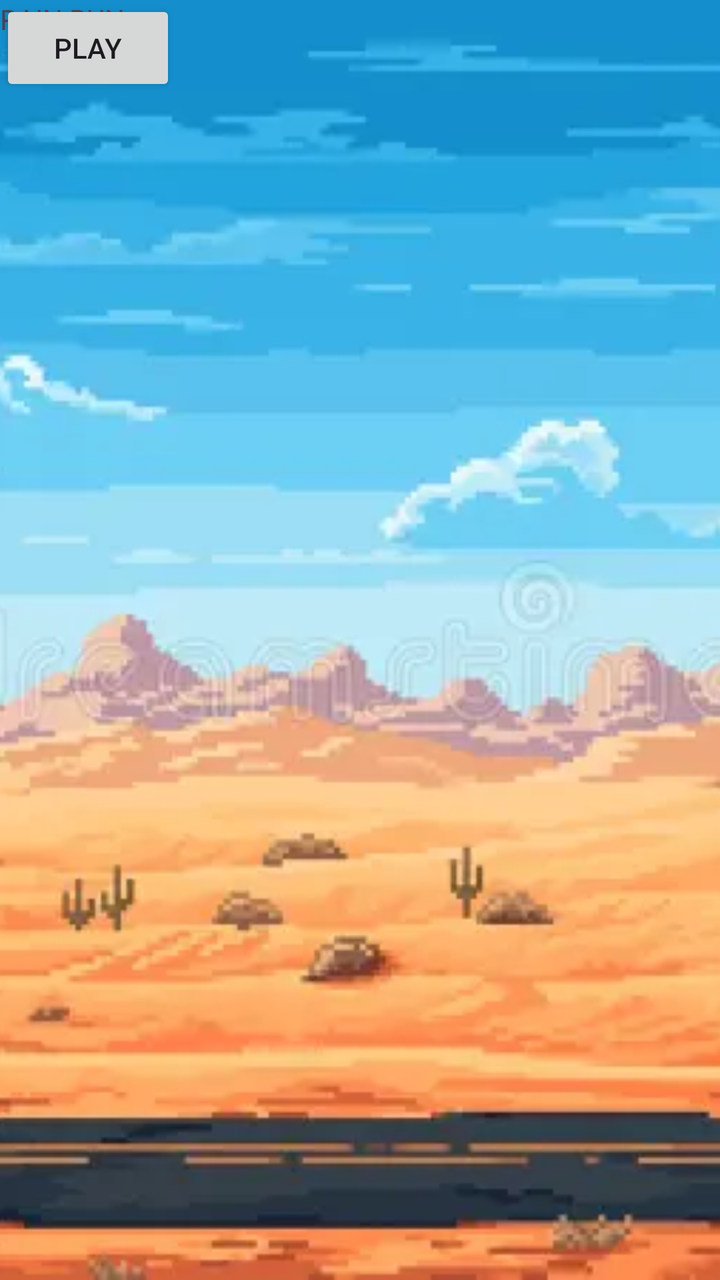
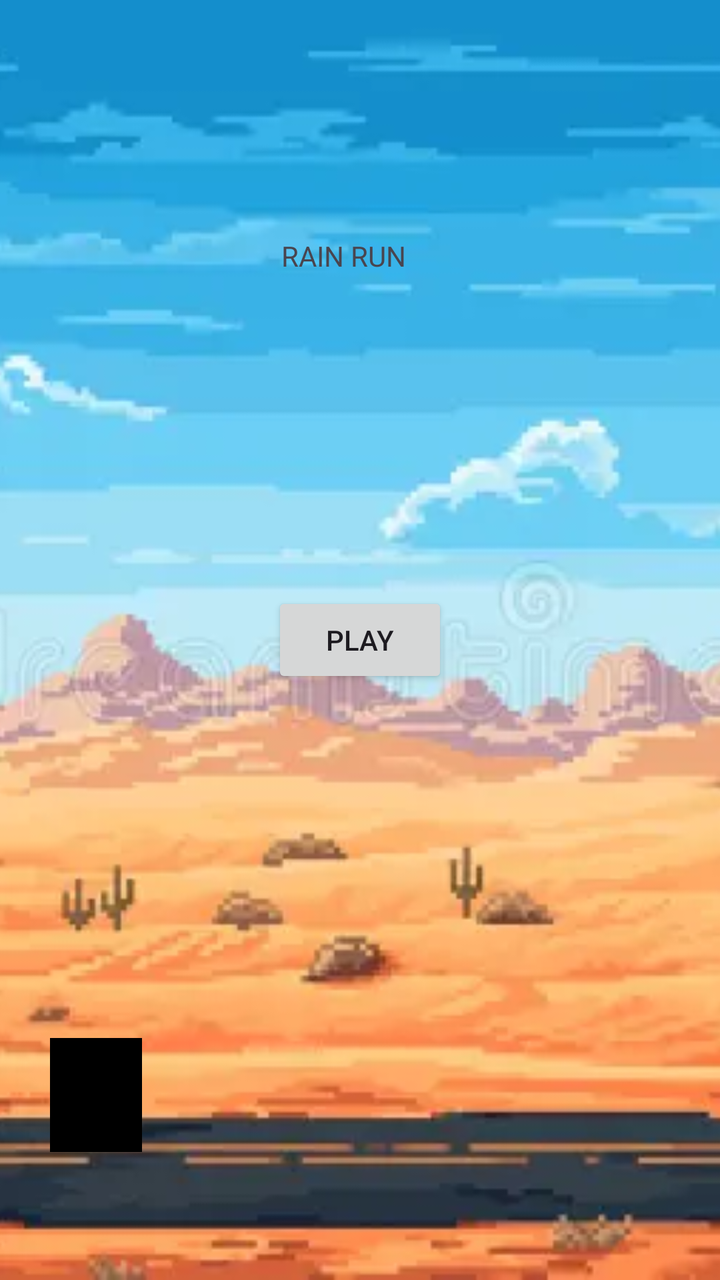

Before-and-after screenshots of an Android layout around one commit, followed by the original layout XML and the change that was made.
<!-- AndroidManifest.xml: application theme Theme.RainRun -->
<!-- res/layout/activity_main.xml -->
<?xml version="1.0" encoding="utf-8"?>
<androidx.constraintlayout.widget.ConstraintLayout xmlns:android="http://schemas.android.com/apk/res/android"
    xmlns:app="http://schemas.android.com/apk/res-auto"
    xmlns:tools="http://schemas.android.com/tools"
    android:id="@+id/main"
    android:layout_width="match_parent"
    android:layout_height="match_parent"
    tools:context=".MainActivity">

    <ImageView
        android:id="@+id/imageView"
        android:layout_width="match_parent"
        android:layout_height="match_parent"
        app:srcCompat="@drawable/desrt"
        app:layout_constraintTop_toTopOf="parent"
        app:layout_constraintBottom_toBottomOf="parent"
        app:layout_constraintStart_toStartOf="parent"
        app:layout_constraintEnd_toEndOf="parent"
        android:scaleType="centerCrop"/>

    <Button
        android:id="@+id/button2"
        android:layout_width="wrap_content"
        android:layout_height="wrap_content"
        android:text="Play"
        tools:layout_editor_absoluteX="321dp"
        tools:layout_editor_absoluteY="222dp" />

    <TextView
        android:id="@+id/textView"
        android:layout_width="419dp"
        android:layout_height="78dp"
        android:text="RAIN RUN"
        tools:layout_editor_absoluteX="127dp"
        tools:layout_editor_absoluteY="57dp" />
</androidx.constraintlayout.widget.ConstraintLayout>
<!-- resources referenced by this layout -->
<resources>
  <!-- drawable desrt: jpg bitmap (drawable, 326881 bytes) -->
  <style name="Theme.RainRun" parent="Base.Theme.RainRun" />
  <style name="Base.Theme.RainRun" parent="Theme.Material3.DayNight.NoActionBar">
          
          
      </style>
</resources>

<!-- the commit's change to res/layout/activity_main.xml (unified diff, before → after) -->
@@ -11,26 +11,50 @@
         android:id="@+id/imageView"
         android:layout_width="match_parent"
         android:layout_height="match_parent"
-        app:srcCompat="@drawable/desrt"
+        android:scaleType="centerCrop"
+        app:layout_constraintBottom_toBottomOf="parent"
+        app:layout_constraintEnd_toEndOf="parent"
+        app:layout_constraintHorizontal_bias="0.0"
+        app:layout_constraintStart_toStartOf="parent"
         app:layout_constraintTop_toTopOf="parent"
-        app:layout_constraintBottom_toBottomOf="parent"
-        app:layout_constraintStart_toStartOf="parent"
-        app:layout_constraintEnd_toEndOf="parent"
-        android:scaleType="centerCrop"/>
+        app:layout_constraintVertical_bias="0.0"
+        app:srcCompat="@drawable/desrt" />
 
     <Button
         android:id="@+id/button2"
         android:layout_width="wrap_content"
         android:layout_height="wrap_content"
         android:text="Play"
-        tools:layout_editor_absoluteX="321dp"
-        tools:layout_editor_absoluteY="222dp" />
+        app:layout_constraintBottom_toBottomOf="parent"
+        app:layout_constraintEnd_toEndOf="parent"
+        app:layout_constraintStart_toStartOf="parent"
+        app:layout_constraintTop_toTopOf="parent" />
 
     <TextView
         android:id="@+id/textView"
-        android:layout_width="419dp"
-        android:layout_height="78dp"
+        android:layout_width="78dp"
+        android:layout_height="20dp"
         android:text="RAIN RUN"
-        tools:layout_editor_absoluteX="127dp"
-        tools:layout_editor_absoluteY="57dp" />
+        app:layout_constraintBottom_toBottomOf="parent"
+        app:layout_constraintEnd_toEndOf="parent"
+        app:layout_constraintHorizontal_bias="0.499"
+        app:layout_constraintStart_toStartOf="parent"
+        app:layout_constraintTop_toTopOf="parent"
+        app:layout_constraintVertical_bias="0.191" />
+
+    <View
+        android:id="@+id/view"
+        android:layout_width="46dp"
+        android:layout_height="57dp"
+        android:layout_marginStart="25dp"
+        android:background="@color/black"
+        app:layout_constraintStart_toStartOf="parent"
+        app:layout_constraintBottom_toTopOf="@id/guideline3" />
+
+    <androidx.constraintlayout.widget.Guideline
+        android:id="@+id/guideline3"
+        android:layout_width="wrap_content"
+        android:layout_height="wrap_content"
+        android:orientation="horizontal"
+        app:layout_constraintGuide_percent="0.9"/>
 </androidx.constraintlayout.widget.ConstraintLayout>
<!-- resource entries referenced after the edit -->
@@ -1,5 +1,6 @@
 <!-- resources referenced by this layout -->
 <resources>
+  <color name="black">#FF000000</color>
   <!-- drawable desrt: jpg bitmap (drawable, 326881 bytes) -->
   <style name="Theme.RainRun" parent="Base.Theme.RainRun" />
   <style name="Base.Theme.RainRun" parent="Theme.Material3.DayNight.NoActionBar">
